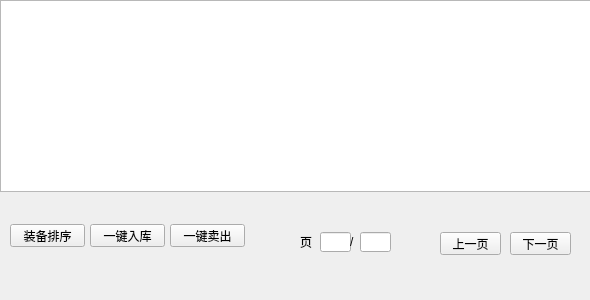
Above: code/mirror/bag_item.ui from simon0xia/mirror before the change. Below: the same form after it.
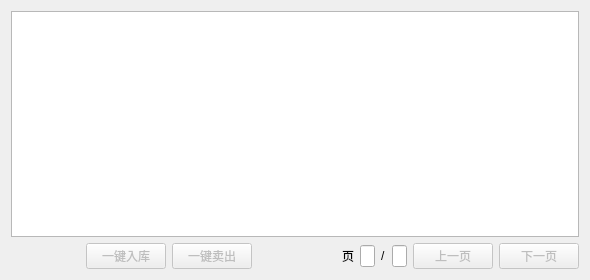
That is the form after the change.

```diff
--- a/code/mirror/bag_item.ui
+++ b/code/mirror/bag_item.ui
@@ -7,133 +7,131 @@
     <x>0</x>
     <y>0</y>
     <width>590</width>
-    <height>300</height>
+    <height>280</height>
    </rect>
   </property>
   <property name="windowTitle">
    <string>bag_item</string>
   </property>
-  <widget class="QTableWidget" name="tableWidget">
-   <property name="geometry">
-    <rect>
-     <x>0</x>
-     <y>0</y>
-     <width>591</width>
-     <height>192</height>
-    </rect>
-   </property>
-  </widget>
-  <widget class="QPushButton" name="btn_sort">
-   <property name="geometry">
-    <rect>
-     <x>10</x>
-     <y>224</y>
-     <width>75</width>
-     <height>23</height>
-    </rect>
-   </property>
-   <property name="text">
-    <string>装备排序</string>
-   </property>
-  </widget>
-  <widget class="QPushButton" name="btn_storage">
-   <property name="geometry">
-    <rect>
-     <x>90</x>
-     <y>224</y>
-     <width>75</width>
-     <height>23</height>
-    </rect>
-   </property>
-   <property name="text">
-    <string>一键入库</string>
-   </property>
-  </widget>
-  <widget class="QPushButton" name="btn_sale">
-   <property name="geometry">
-    <rect>
-     <x>170</x>
-     <y>224</y>
-     <width>75</width>
-     <height>23</height>
-    </rect>
-   </property>
-   <property name="text">
-    <string>一键卖出</string>
-   </property>
-  </widget>
-  <widget class="QPushButton" name="btn_pgUp">
-   <property name="geometry">
-    <rect>
-     <x>440</x>
-     <y>232</y>
-     <width>61</width>
-     <height>23</height>
-    </rect>
-   </property>
-   <property name="text">
-    <string>上一页</string>
-   </property>
-  </widget>
-  <widget class="QPushButton" name="btn_pgDn">
-   <property name="geometry">
-    <rect>
-     <x>510</x>
-     <y>232</y>
-     <width>61</width>
-     <height>23</height>
-    </rect>
-   </property>
-   <property name="text">
-    <string>下一页</string>
-   </property>
-  </widget>
-  <widget class="QLabel" name="label">
-   <property name="geometry">
-    <rect>
-     <x>300</x>
-     <y>232</y>
-     <width>12</width>
-     <height>20</height>
-    </rect>
-   </property>
-   <property name="text">
-    <string>页</string>
-   </property>
-  </widget>
-  <widget class="QLineEdit" name="lineEdit">
-   <property name="geometry">
-    <rect>
-     <x>320</x>
-     <y>232</y>
-     <width>31</width>
-     <height>20</height>
-    </rect>
-   </property>
-  </widget>
-  <widget class="QLineEdit" name="lineEdit_2">
-   <property name="geometry">
-    <rect>
-     <x>360</x>
-     <y>232</y>
-     <width>31</width>
-     <height>20</height>
-    </rect>
-   </property>
-  </widget>
-  <widget class="QLabel" name="label_2">
-   <property name="geometry">
-    <rect>
-     <x>350</x>
-     <y>232</y>
-     <width>6</width>
-     <height>20</height>
-    </rect>
-   </property>
-   <property name="text">
-    <string>/</string>
-   </property>
-  </widget>
+  <layout class="QGridLayout" name="gridLayout_2">
+   <item row="0" column="0">
+    <widget class="QTableWidget" name="tableWidget">
+     <attribute name="horizontalHeaderVisible">
+      <bool>false</bool>
+     </attribute>
+     <attribute name="verticalHeaderVisible">
+      <bool>false</bool>
+     </attribute>
+    </widget>
+   </item>
+   <item row="1" column="0">
+    <layout class="QGridLayout" name="gridLayout">
+     <item row="0" column="0">
+      <spacer name="horizontalSpacer">
+       <property name="orientation">
+        <enum>Qt::Horizontal</enum>
+       </property>
+       <property name="sizeType">
+        <enum>QSizePolicy::Maximum</enum>
+       </property>
+       <property name="sizeHint" stdset="0">
+        <size>
+         <width>75</width>
+         <height>20</height>
+        </size>
+       </property>
+      </spacer>
+     </item>
+     <item row="0" column="9">
+      <widget class="QPushButton" name="btn_pgDn">
+       <property name="enabled">
+        <bool>false</bool>
+       </property>
+       <property name="text">
+        <string>下一页</string>
+       </property>
+      </widget>
+     </item>
+     <item row="0" column="8">
+      <widget class="QPushButton" name="btn_pgUp">
+       <property name="enabled">
+        <bool>false</bool>
+       </property>
+       <property name="text">
+        <string>上一页</string>
+       </property>
+      </widget>
+     </item>
+     <item row="0" column="7">
+      <widget class="QLineEdit" name="edit_page_all">
+       <property name="maximumSize">
+        <size>
+         <width>15</width>
+         <height>16777215</height>
+        </size>
+       </property>
+      </widget>
+     </item>
+     <item row="0" column="6">
+      <widget class="QLabel" name="label_2">
+       <property name="text">
+        <string>/</string>
+       </property>
+      </widget>
+     </item>
+     <item row="0" column="5">
+      <widget class="QLineEdit" name="edit_page_cur">
+       <property name="maximumSize">
+        <size>
+         <width>15</width>
+         <height>16777215</height>
+        </size>
+       </property>
+      </widget>
+     </item>
+     <item row="0" column="4">
+      <widget class="QLabel" name="label">
+       <property name="text">
+        <string>页</string>
+       </property>
+      </widget>
+     </item>
+     <item row="0" column="2">
+      <widget class="QPushButton" name="btn_sale">
+       <property name="enabled">
+        <bool>false</bool>
+       </property>
+       <property name="text">
+        <string>一键卖出</string>
+       </property>
+      </widget>
+     </item>
+     <item row="0" column="1">
+      <widget class="QPushButton" name="btn_storage">
+       <property name="enabled">
+        <bool>false</bool>
+       </property>
+       <property name="text">
+        <string>一键入库</string>
+       </property>
+      </widget>
+     </item>
+     <item row="0" column="3">
+      <spacer name="horizontalSpacer_2">
+       <property name="orientation">
+        <enum>Qt::Horizontal</enum>
+       </property>
+       <property name="sizeHint" stdset="0">
+        <size>
+         <width>40</width>
+         <height>20</height>
+        </size>
+       </property>
+      </spacer>
+     </item>
+    </layout>
+   </item>
+  </layout>
  </widget>
  <layoutdefault spacing="6" margin="11"/>
  <resources/>
```
